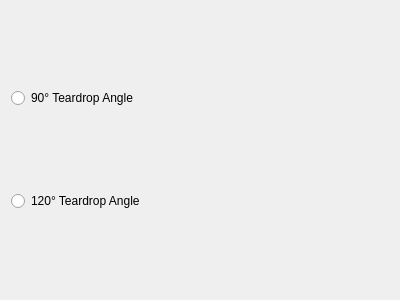
This is Resources/panels/ffDesign_Teardrop.ui in Rahix/FusedFilamentDesign as Qt 5 draws it before an edit. The edited form follows.
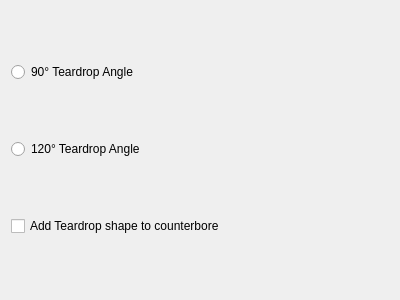
This is the edited form.

Commit message:
Teardrop: Add a checkbox to include Couterbore
Add a new checkbox in the Teardrop creation dialog that when
checked will add a teardrop shape to the hole counterbore, too.

The edit to the form file:
```diff
--- a/Resources/panels/ffDesign_Teardrop.ui
+++ b/Resources/panels/ffDesign_Teardrop.ui
@@ -28,6 +28,16 @@
      </property>
     </widget>
    </item>
+   <item row="2" column="0">
+    <widget class="QCheckBox" name="DoCounterbore">
+    <property name="toolTip">
+      <string>Also add a Teardrop shape to the counterbore of this hole.</string>
+    </property>
+    <property name="text">
+      <string>Add Teardrop shape to counterbore</string>
+    </property>
+    </widget>
+   </item>
   </layout>
  </widget>
  <resources/>
```
The commit also changes 1 other file.
